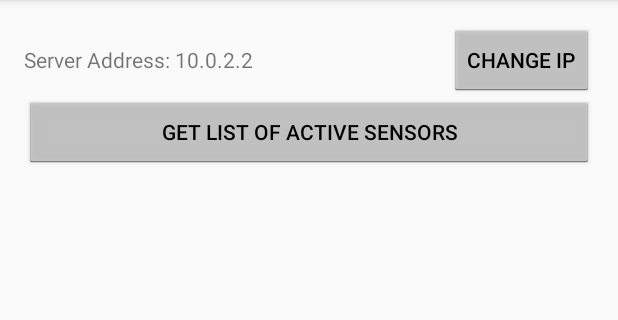
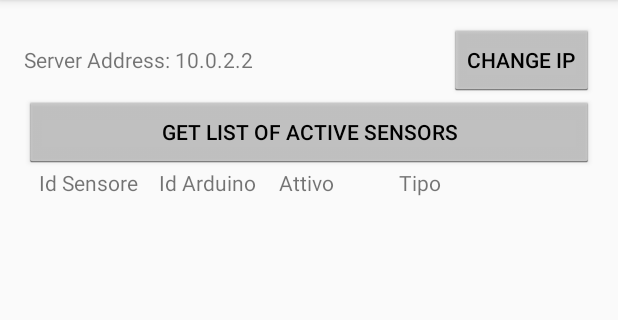
Before and after one commit to antoniodm/TestApp, an Android app: the screen it shows after launch (MainActivity), on a phone screen of 412 x 824 dp, the part 84-404 px from its top. Run offline under Robolectric (Android 15) with nearby library versions, the phone set to English and light mode, and no system bars; our stand-ins replace Volley.

```diff
--- a/app/src/main/res/layout/activity_main.xml
+++ b/app/src/main/res/layout/activity_main.xml
@@ -46,7 +46,31 @@
             android:text="Get list of active sensors"
             android:textAppearance="@style/TextAppearance.AppCompat.Button" />
     </LinearLayout>
+    <LinearLayout
+        android:layout_width="wrap_content"
+        android:layout_height="wrap_content">
 
+
+        <TextView
+            android:layout_width="80dp"
+            android:layout_marginLeft="10dp"
+            android:layout_height="wrap_content"
+            android:text="Id Sensore" />
+
+        <TextView
+            android:layout_width="80dp"
+            android:layout_height="wrap_content"
+            android:text="Id Arduino" />
+
+        <TextView
+            android:layout_width="80dp"
+            android:layout_height="wrap_content"
+            android:text="Attivo" />
+        <TextView
+            android:layout_width="80dp"
+            android:layout_height="wrap_content"
+            android:text="Tipo" />
+    </LinearLayout>
     <LinearLayout
         android:layout_width="wrap_content"
         android:layout_height="match_parent"
@@ -55,7 +79,7 @@
         android:scrollbars="vertical">
 
         <ListView
-            android:id="@+id/listView"
+            android:id="@+id/list"
             android:layout_width="match_parent"
             android:layout_height="match_parent" />
     </LinearLayout>
```
Also changed, not shown: app/src/main/java/semi/test/Config.java (+2 -0 lines), app/src/main/java/semi/test/CustomMisurationAdapter.java (added, +77 -0 lines), app/src/main/java/semi/test/CustomSensorAdapter.java (added, +76 -0 lines), app/src/main/java/semi/test/GraphActivity.java (+9 -9 lines), app/src/main/java/semi/test/JSON.java (+1 -0 lines), app/src/main/java/semi/test/ListMisurationActivity.java (+23 -13 lines), app/src/main/java/semi/test/MainActivity.java (+33 -15 lines), app/src/main/java/semi/test/Sensor.java (+22 -15 lines), app/src/main/java/semi/test/SettingsActivity.java (+14 -14 lines), app/src/main/res/layout/activity_list_misuration.xml (+21 -0 lines), app/src/main/res/layout/list_misuration.xml (added, +36 -0 lines), app/src/main/res/layout/list_sensor.xml (added, +41 -0 lines), app/src/main/res/layout/listitem.xml (deleted, +0 -8 lines).
